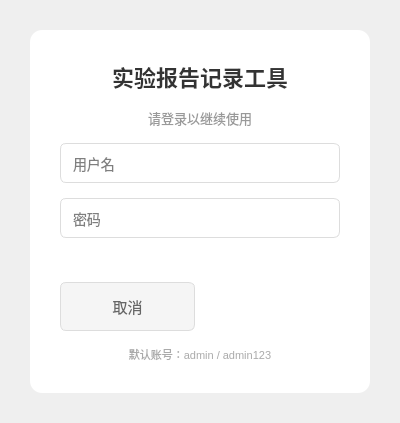
Above: src/ui/dialogs/LoginDialog.ui from gong1-1989/ExperimentReportTool before the change. Below: the same form after it.
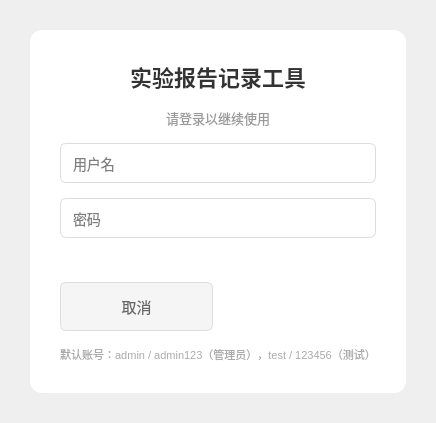
That is the form after the change.

What changed in the file:
```diff
--- a/src/ui/dialogs/LoginDialog.ui
+++ b/src/ui/dialogs/LoginDialog.ui
@@ -197,7 +197,7 @@
       <item>
        <widget class="QLabel" name="hintLabel">
         <property name="text">
-         <string>&lt;div style='color: #aaa; font-size: 11px; text-align: center;'&gt;默认账号：admin / admin123&lt;/div&gt;</string>
+         <string>&lt;div style='color: #aaa; font-size: 11px; text-align: center;'&gt;默认账号：admin / admin123（管理员），test / 123456（测试）&lt;/div&gt;</string>
         </property>
         <property name="alignment">
          <set>Qt::AlignCenter</set>
```
